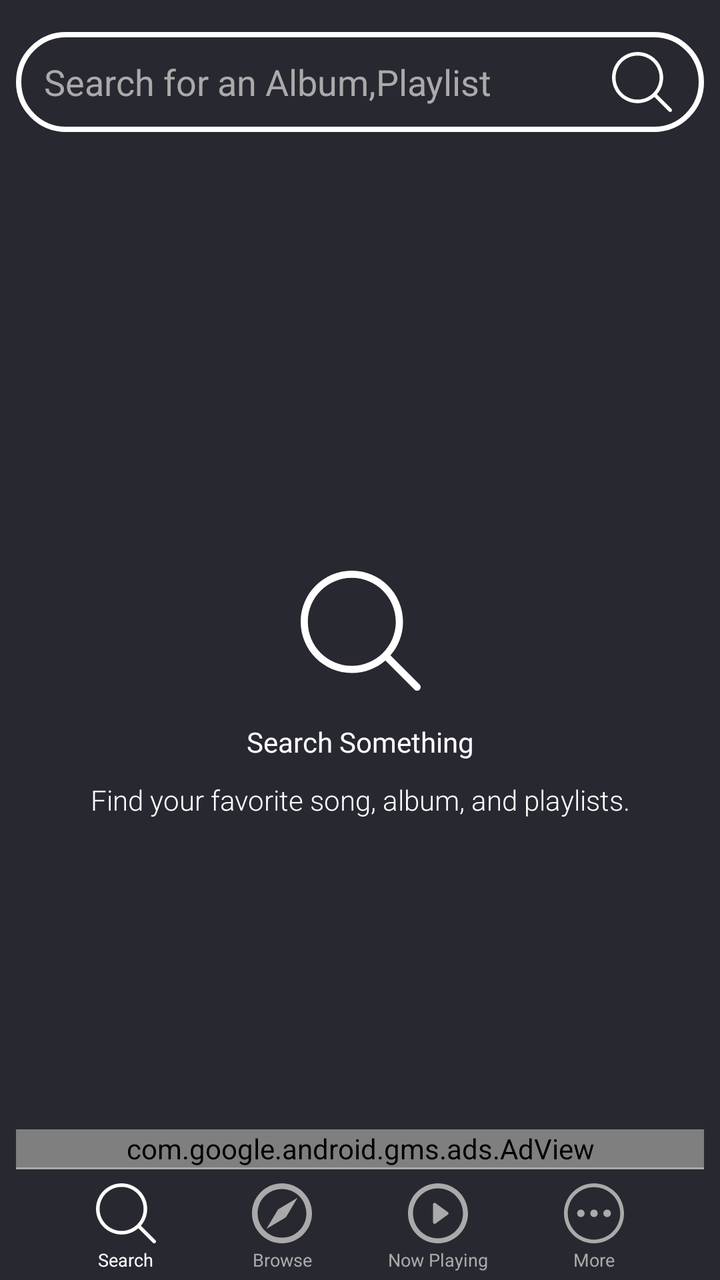
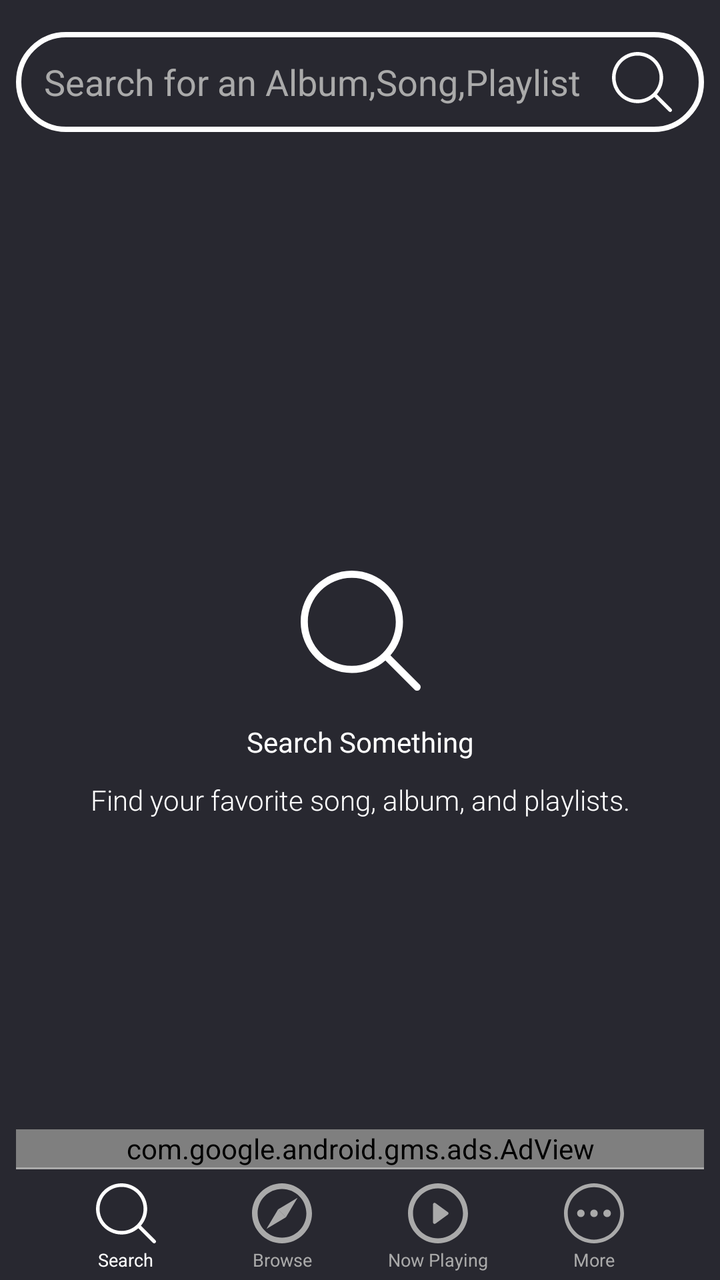

The first picture is an Android layout as it rendered before a commit; the second is the same layout after the commit. The layout source and the unified diff follow.
<!-- AndroidManifest.xml: application theme AppTheme.NoActionBar -->
<!-- res/layout/activity_search__songs.xml -->
<?xml version="1.0" encoding="utf-8"?>
<androidx.constraintlayout.widget.ConstraintLayout xmlns:android="http://schemas.android.com/apk/res/android"
    xmlns:app="http://schemas.android.com/apk/res-auto"
    xmlns:tools="http://schemas.android.com/tools"
    android:layout_width="match_parent"
    android:layout_height="match_parent"
    android:background="@color/darkAccent"
    tools:context=".Search_Songs">

    <ListView
        android:id="@+id/list_searchres"
        android:layout_width="0dp"
        android:layout_height="0dp"
        android:layout_marginBottom="8dp"
        android:visibility="gone"
        app:layout_constraintBottom_toTopOf="@+id/adView_search"
        app:layout_constraintEnd_toEndOf="parent"
        app:layout_constraintStart_toStartOf="parent"
        app:layout_constraintTop_toBottomOf="@+id/et_searchBox" />

    <com.google.android.material.tabs.TabLayout
        android:id="@+id/tl_searchPage"
        android:layout_width="0dp"
        android:layout_height="wrap_content"
        android:visibility="visible"
        app:layout_constraintEnd_toEndOf="parent"
        app:layout_constraintStart_toStartOf="parent"
        app:layout_constraintTop_toBottomOf="@+id/tv_urResStatus"
        app:tabIndicatorColor="@android:color/white"
        app:tabTextColor="@android:color/white" />

    <androidx.viewpager.widget.ViewPager
        android:id="@+id/vp_searchPage"
        android:layout_width="0dp"
        android:layout_height="0dp"
        android:layout_marginTop="8dp"
        android:layout_marginBottom="8dp"
        android:visibility="visible"
        app:layout_constraintBottom_toTopOf="@+id/adView_search"
        app:layout_constraintEnd_toEndOf="parent"
        app:layout_constraintStart_toStartOf="parent"
        app:layout_constraintTop_toBottomOf="@+id/tl_searchPage">

    </androidx.viewpager.widget.ViewPager>

    <Button
        android:id="@+id/btn_searchBox"
        android:layout_width="30dp"
        android:layout_height="30dp"
        android:layout_marginTop="8dp"
        android:layout_marginEnd="16dp"
        android:layout_marginBottom="8dp"
        android:background="@drawable/ic_err_search"
        android:fontFamily="@font/acme"
        android:textAllCaps="false"
        android:textColor="@android:color/white"
        app:layout_constraintBottom_toBottomOf="@+id/et_searchBox"
        app:layout_constraintEnd_toEndOf="@+id/et_searchBox"
        app:layout_constraintTop_toTopOf="@+id/et_searchBox"
        tools:visibility="visible" />

    <ImageView
        android:id="@+id/ms_info1"
        android:layout_width="60dp"
        android:layout_height="60dp"
        android:layout_marginStart="8dp"
        android:layout_marginTop="8dp"
        android:layout_marginBottom="8dp"
        app:layout_constraintBottom_toTopOf="@+id/adView_search"
        app:layout_constraintEnd_toEndOf="parent"
        app:layout_constraintHorizontal_bias="0.487"
        app:layout_constraintStart_toStartOf="parent"
        app:layout_constraintTop_toBottomOf="@+id/et_searchBox"
        app:srcCompat="@drawable/ic_err_search" />

    <TextView
        android:id="@+id/ms_info2"
        android:layout_width="wrap_content"
        android:layout_height="wrap_content"
        android:layout_marginStart="8dp"
        android:layout_marginTop="16dp"
        android:layout_marginEnd="8dp"
        android:fontFamily="@font/capriola"
        android:text="Search Something"
        android:textColor="@android:color/white"
        app:layout_constraintEnd_toEndOf="parent"
        app:layout_constraintStart_toStartOf="parent"
        app:layout_constraintTop_toBottomOf="@+id/ms_info1" />

    <TextView
        android:id="@+id/ms_info3"
        android:layout_width="wrap_content"
        android:layout_height="wrap_content"
        android:layout_marginStart="8dp"
        android:layout_marginTop="10dp"
        android:layout_marginEnd="8dp"
        android:fontFamily="sans-serif-light"
        android:text="Find your favorite song, album, and playlists."
        android:textColor="@android:color/white"
        app:layout_constraintEnd_toEndOf="parent"
        app:layout_constraintStart_toStartOf="parent"
        app:layout_constraintTop_toBottomOf="@+id/ms_info2" />

    <EditText
        android:id="@+id/et_searchBox"
        android:layout_width="0dp"
        android:layout_height="50dp"
        android:layout_marginStart="8dp"
        android:layout_marginTop="16dp"
        android:layout_marginEnd="8dp"
        android:background="@drawable/curvature"
        android:ems="10"
        android:hint="Search for an Album,Playlist"
        android:imeOptions="actionSearch"
        android:inputType="text"
        android:lineSpacingExtra="8sp"
        android:paddingLeft="14dp"
        android:paddingRight="45dp"
        android:textColor="@android:color/white"
        android:textColorHint="@android:color/darker_gray"
        app:layout_constraintEnd_toEndOf="parent"
        app:layout_constraintStart_toStartOf="parent"
        app:layout_constraintTop_toTopOf="parent" />

    <TextView
        android:id="@+id/tv_urResStatus"
        android:layout_width="0dp"
        android:layout_height="35dp"
        android:layout_marginTop="16dp"
        android:background="@android:color/white"
        android:fontFamily="@font/capriola"
        android:gravity="center|left"
        android:paddingLeft="20dp"
        android:text="Your Search Results:"
        android:textColor="@color/darkAccent"
        android:textSize="15sp"
        android:visibility="gone"
        app:layout_constraintEnd_toEndOf="parent"
        app:layout_constraintStart_toStartOf="parent"
        app:layout_constraintTop_toBottomOf="@+id/et_searchBox" />

    <Button
        android:id="@+id/btm_srch"
        android:layout_width="30dp"
        android:layout_height="30dp"
        android:layout_marginBottom="2dp"
        android:background="@drawable/ic_btm_search"
        android:onClick="sBtmSrch"
        app:layout_constraintBottom_toTopOf="@+id/textView45"
        app:layout_constraintEnd_toStartOf="@+id/btm_brws"
        app:layout_constraintHorizontal_bias="0.5"
        app:layout_constraintHorizontal_chainStyle="spread"
        app:layout_constraintStart_toStartOf="parent" />

    <Button
        android:id="@+id/btm_brws"
        android:layout_width="30dp"
        android:layout_height="30dp"
        android:layout_marginBottom="2dp"
        android:background="@drawable/ic_btm_browse_dull"
        android:onClick="sBtmBrws"
        app:layout_constraintBottom_toTopOf="@+id/textView46"
        app:layout_constraintEnd_toStartOf="@+id/btm_down"
        app:layout_constraintHorizontal_bias="0.5"
        app:layout_constraintStart_toEndOf="@+id/btm_srch" />

    <Button
        android:id="@+id/btm_down"
        android:layout_width="30dp"
        android:layout_height="30dp"
        android:layout_marginBottom="2dp"
        android:background="@drawable/ic_btm_play_dull"
        android:onClick="sBtmDown"
        app:layout_constraintBottom_toTopOf="@+id/textView47"
        app:layout_constraintEnd_toStartOf="@+id/btm_more"
        app:layout_constraintHorizontal_bias="0.5"
        app:layout_constraintStart_toEndOf="@+id/btm_brws" />

    <Button
        android:id="@+id/btm_more"
        android:layout_width="30dp"
        android:layout_height="30dp"
        android:layout_marginBottom="2dp"
        android:background="@drawable/ic_btm_more_dull"
        android:onClick="sBtmMore"
        app:layout_constraintBottom_toTopOf="@+id/textView48"
        app:layout_constraintEnd_toEndOf="parent"
        app:layout_constraintHorizontal_bias="0.5"
        app:layout_constraintStart_toEndOf="@+id/btm_down" />

    <TextView
        android:id="@+id/textView4"
        android:layout_width="0dp"
        android:layout_height="1dp"
        android:layout_marginStart="8dp"
        android:layout_marginEnd="8dp"
        android:layout_marginBottom="7dp"
        android:background="@android:color/darker_gray"
        app:layout_constraintBottom_toTopOf="@+id/btm_brws"
        app:layout_constraintEnd_toEndOf="parent"
        app:layout_constraintStart_toStartOf="parent" />

    <com.google.android.gms.ads.AdView xmlns:ads="http://schemas.android.com/apk/res-auto"
        android:id="@+id/adView_search"
        android:layout_width="0dp"
        android:layout_height="wrap_content"
        android:layout_alignParentBottom="true"
        android:layout_centerHorizontal="true"
        android:layout_marginStart="8dp"
        android:layout_marginEnd="8dp"
        ads:adSize="BANNER"
        ads:adUnitId="@string/ad_Search"
        ads:layout_constraintBottom_toTopOf="@+id/textView4"
        ads:layout_constraintEnd_toEndOf="parent"
        ads:layout_constraintHorizontal_bias="0.498"
        ads:layout_constraintStart_toStartOf="parent"></com.google.android.gms.ads.AdView>

    <TextView
        android:id="@+id/textView45"
        android:layout_width="wrap_content"
        android:layout_height="wrap_content"
        android:layout_marginBottom="4dp"
        android:text="Search"
        android:textColor="@android:color/white"
        android:textSize="9sp"
        app:layout_constraintBottom_toBottomOf="parent"
        app:layout_constraintEnd_toEndOf="@+id/btm_srch"
        app:layout_constraintHorizontal_bias="0.482"
        app:layout_constraintStart_toStartOf="@+id/btm_srch" />

    <TextView
        android:id="@+id/textView46"
        android:layout_width="wrap_content"
        android:layout_height="wrap_content"
        android:layout_marginBottom="4dp"
        android:text="Browse"
        android:textColor="@android:color/darker_gray"
        android:textSize="9sp"
        app:layout_constraintBottom_toBottomOf="parent"
        app:layout_constraintEnd_toEndOf="@+id/btm_brws"
        app:layout_constraintStart_toStartOf="@+id/btm_brws" />

    <TextView
        android:id="@+id/textView47"
        android:layout_width="wrap_content"
        android:layout_height="wrap_content"
        android:layout_marginBottom="4dp"
        android:text="Now Playing"
        android:textColor="@android:color/darker_gray"
        android:textSize="9sp"
        app:layout_constraintBottom_toBottomOf="parent"
        app:layout_constraintEnd_toEndOf="@+id/btm_down"
        app:layout_constraintStart_toStartOf="@+id/btm_down" />

    <TextView
        android:id="@+id/textView48"
        android:layout_width="wrap_content"
        android:layout_height="wrap_content"
        android:layout_marginBottom="4dp"
        android:text="More"
        android:textColor="@android:color/darker_gray"
        android:textSize="9sp"
        app:layout_constraintBottom_toBottomOf="parent"
        app:layout_constraintEnd_toEndOf="@+id/btm_more"
        app:layout_constraintStart_toStartOf="@+id/btm_more" />


</androidx.constraintlayout.widget.ConstraintLayout>
<!-- resources referenced by this layout -->
<resources>
  <color name="darkAccent">#282830</color>
  <!-- drawable curvature (drawable) -->
  <?xml version="1.0" encoding="utf-8"?>
  <shape xmlns:android="http://schemas.android.com/apk/res/android"
      android:shape="rectangle">
      <corners android:radius="25dp" />
      <stroke android:width="8px" android:color="#fff" />
  </shape>
  <!-- drawable ic_btm_browse_dull (drawable) -->
  <?xml version="1.0" encoding="utf-8"?>
  <vector xmlns:android="http://schemas.android.com/apk/res/android"
      android:width="291.32dp"
      android:height="291.32dp"
      android:viewportWidth="291.32"
      android:viewportHeight="291.32">
  
      <path
          android:fillColor="@android:color/darker_gray"
          android:pathData="M145.66,0C65.547,0,0,65.547,0,145.66s65.547,145.66,145.66,145.66s145.66-65.547,145.66-145.66 S225.772,0,145.66,0z M145.66,264.008c-65.547,0-118.348-52.802-118.348-118.348S80.113,27.311,145.66,27.311 S264.008,80.113,264.008,145.66S211.206,264.008,145.66,264.008z" />
      <path
          android:fillColor="@android:color/darker_gray"
          android:pathData="M221.22,70.099l-56.443,94.679l-38.236-38.236C126.542,126.542,221.22,70.099,221.22,70.099z" />
      <path
          android:fillColor="@android:color/darker_gray"
          android:pathData="M70.099,221.22l94.679-56.443l-38.236-38.236C126.542,126.542,70.099,221.22,70.099,221.22z" />
  </vector>
  <!-- drawable ic_btm_search (drawable) -->
  <?xml version="1.0" encoding="utf-8"?>
  <vector xmlns:android="http://schemas.android.com/apk/res/android"
      android:width="451dp"
      android:height="451dp"
      android:viewportWidth="451"
      android:viewportHeight="451">
  
      <path
          android:fillColor="#fff"
          android:pathData="M447.05,428l-109.6-109.6c29.4-33.8,47.2-77.9,47.2-126.1C384.65,86.2,298.35,0,192.35,0C86.25,0,0.05,86.3,0.05,192.3 s86.3,192.3,192.3,192.3c48.2,0,92.3-17.8,126.1-47.2L428.05,447c2.6,2.6,6.1,4,9.5,4s6.9-1.3,9.5-4 C452.25,441.8,452.25,433.2,447.05,428z M26.95,192.3c0-91.2,74.2-165.3,165.3-165.3c91.2,0,165.3,74.2,165.3,165.3 s-74.1,165.4-165.3,165.4C101.15,357.7,26.95,283.5,26.95,192.3z" />
  </vector>
  <!-- drawable ic_err_search (drawable) -->
  <?xml version="1.0" encoding="utf-8"?>
  <vector xmlns:android="http://schemas.android.com/apk/res/android"
      android:width="451dp"
      android:height="451dp"
      android:viewportWidth="451"
      android:viewportHeight="451">
  
      <path
          android:fillColor="#ffff"
          android:pathData="M447.05,428l-109.6-109.6c29.4-33.8,47.2-77.9,47.2-126.1C384.65,86.2,298.35,0,192.35,0C86.25,0,0.05,86.3,0.05,192.3 s86.3,192.3,192.3,192.3c48.2,0,92.3-17.8,126.1-47.2L428.05,447c2.6,2.6,6.1,4,9.5,4s6.9-1.3,9.5-4 C452.25,441.8,452.25,433.2,447.05,428z M26.95,192.3c0-91.2,74.2-165.3,165.3-165.3c91.2,0,165.3,74.2,165.3,165.3 s-74.1,165.4-165.3,165.4C101.15,357.7,26.95,283.5,26.95,192.3z" />
  </vector>
  <string name="ad_Search">ca-app-pub-3940256099942544/6300978111</string>
  <style name="AppTheme.NoActionBar">
          <item name="windowActionBar">false</item>
          <item name="windowNoTitle">true</item>
      </style>
  <!-- unchanged entries left out for length: 2 -->
</resources>

<!-- the commit's change to res/layout/activity_search__songs.xml (unified diff, before → after) -->
@@ -110,7 +110,7 @@
         android:layout_marginEnd="8dp"
         android:background="@drawable/curvature"
         android:ems="10"
-        android:hint="Search for an Album,Playlist"
+        android:hint="Search for an Album,Song,Playlist"
         android:imeOptions="actionSearch"
         android:inputType="text"
         android:lineSpacingExtra="8sp"
